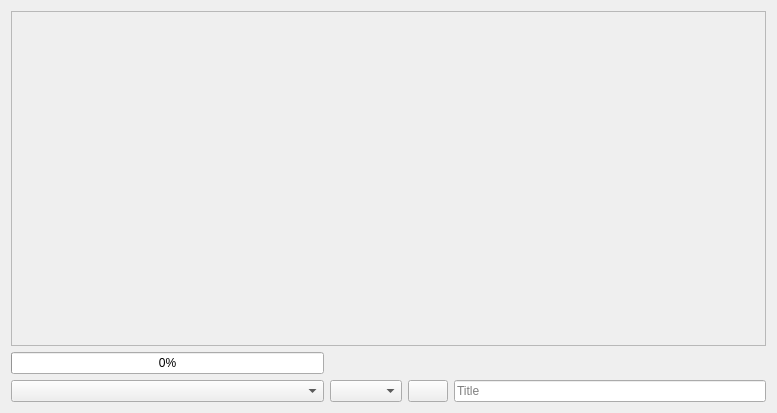
This is copaspedia.ui in selesdepselesnul/copas_pedia as Qt 5 draws it before an edit. The edited form follows.
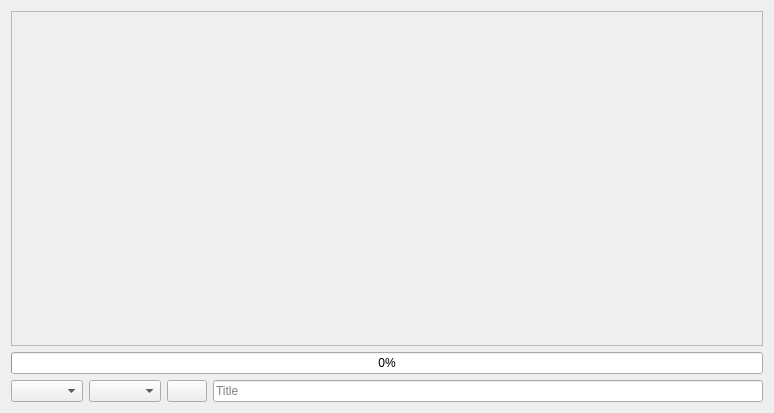
This is the edited form.

The edit to the form file:
```diff
--- a/copaspedia.ui
+++ b/copaspedia.ui
@@ -6,7 +6,7 @@
    <rect>
     <x>0</x>
     <y>0</y>
-    <width>777</width>
+    <width>774</width>
     <height>413</height>
    </rect>
   </property>
@@ -66,7 +66,7 @@
      </property>
     </widget>
    </item>
-   <item row="1" column="0">
+   <item row="1" column="0" colspan="4">
     <widget class="QProgressBar" name="load_progressbar">
      <property name="value">
       <number>0</number>
```
Left out of the diff: 40 changed lines with no effect on the pictures.
